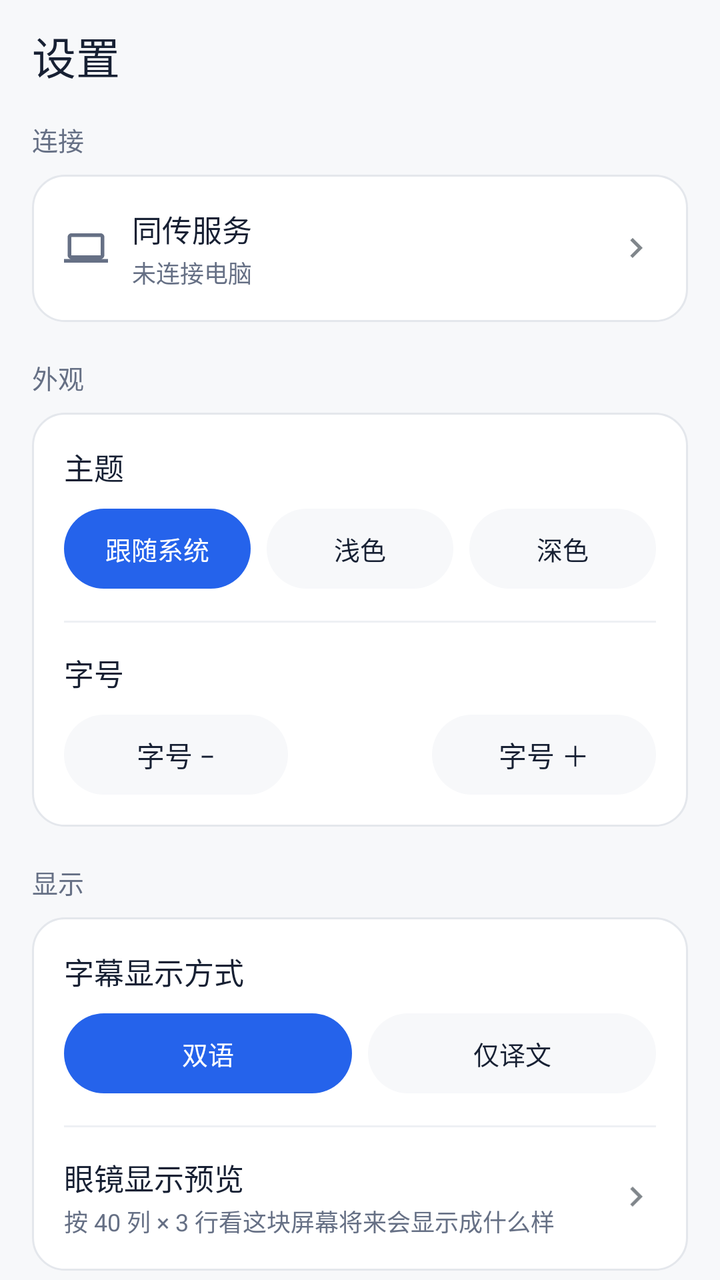
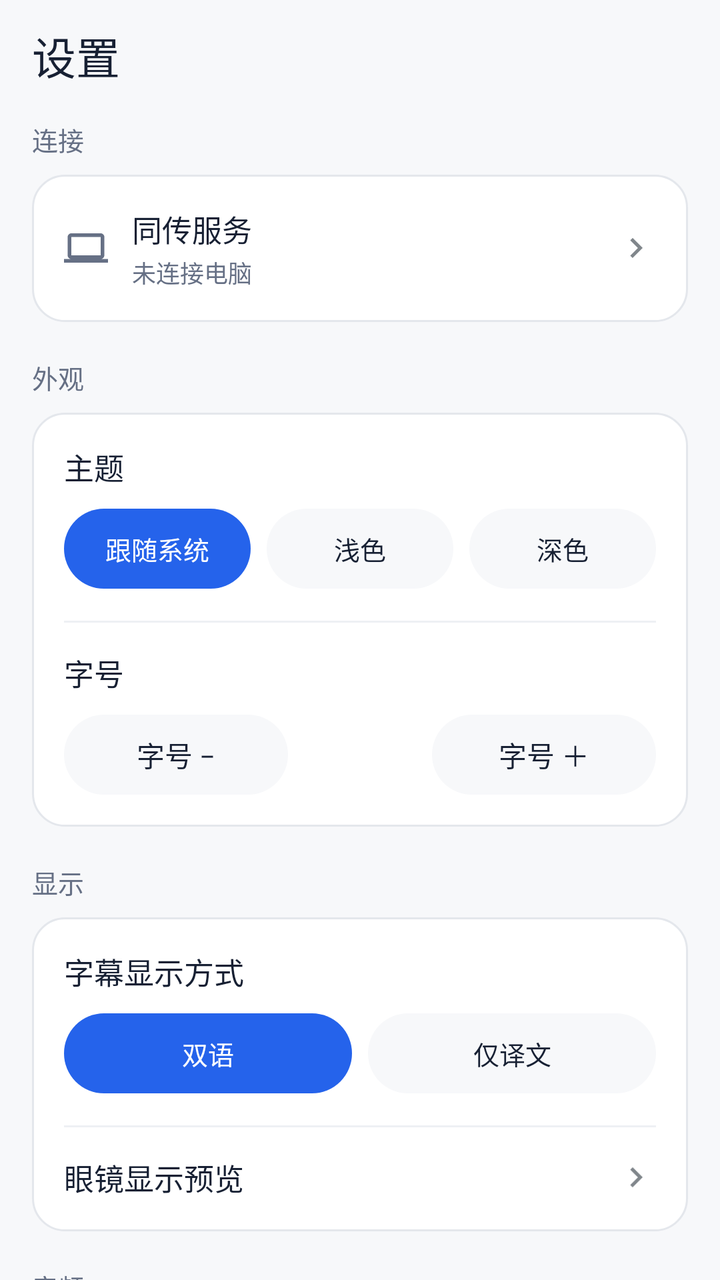

The first picture is an Android layout as it rendered before a commit; the second is the same layout after the commit. The layout source and the unified diff follow.
<!-- AndroidManifest.xml: application theme AppTheme -->
<!-- res/layout/page_settings.xml -->
<?xml version="1.0" encoding="utf-8"?>
<LinearLayout xmlns:android="http://schemas.android.com/apk/res/android"
    android:layout_width="match_parent"
    android:layout_height="match_parent"
    android:background="@color/page"
    android:orientation="vertical">

    <LinearLayout
        android:layout_width="match_parent"
        android:layout_height="56dp"
        android:gravity="center_vertical"
        android:orientation="horizontal"
        android:paddingStart="16dp"
        android:paddingEnd="16dp">

        <TextView
            android:layout_width="0dp"
            android:layout_height="wrap_content"
            android:layout_weight="1"
            android:fontFamily="sans-serif-medium"
            android:text="@string/nav_settings"
            android:textColor="@color/ink"
            android:textSize="22sp" />
    </LinearLayout>

    <ScrollView
        android:layout_width="match_parent"
        android:layout_height="0dp"
        android:layout_weight="1"
        android:clipToPadding="false"
        android:paddingStart="16dp"
        android:paddingEnd="16dp"
        android:paddingBottom="20dp"
        android:scrollbars="none">

        <LinearLayout
            android:layout_width="match_parent"
            android:layout_height="wrap_content"
            android:orientation="vertical">

            
            <TextView
                android:layout_width="match_parent"
                android:layout_height="wrap_content"
                android:layout_marginTop="4dp"
                android:layout_marginBottom="8dp"
                android:fontFamily="sans-serif-medium"
                android:text="@string/settings_connection"
                android:textColor="@color/ink_soft"
                android:textSize="13sp" />

            <LinearLayout
                android:id="@+id/settingsConnectRow"
                android:layout_width="match_parent"
                android:layout_height="wrap_content"
                android:background="@drawable/tap_card"
                android:clickable="true"
                android:focusable="true"
                android:gravity="center_vertical"
                android:orientation="horizontal"
                android:padding="16dp">

                <ImageView
                    android:layout_width="22dp"
                    android:layout_height="22dp"
                    android:contentDescription="@string/settings_server"
                    android:src="@drawable/ic_computer" />

                <LinearLayout
                    android:layout_width="0dp"
                    android:layout_height="wrap_content"
                    android:layout_marginStart="12dp"
                    android:layout_weight="1"
                    android:orientation="vertical">

                    <TextView
                        android:layout_width="match_parent"
                        android:layout_height="wrap_content"
                        android:text="@string/settings_server"
                        android:textColor="@color/ink"
                        android:textSize="15sp" />

                    <TextView
                        android:id="@+id/settingsServerState"
                        android:layout_width="match_parent"
                        android:layout_height="wrap_content"
                        android:layout_marginTop="2dp"
                        android:text="@string/not_connected"
                        android:textColor="@color/ink_soft"
                        android:textSize="12sp" />
                </LinearLayout>

                <ImageView
                    android:layout_width="20dp"
                    android:layout_height="20dp"
                    android:contentDescription="@string/connect_computer"
                    android:rotation="270"
                    android:src="@drawable/ic_chevron" />
            </LinearLayout>

            
            <TextView
                android:layout_width="match_parent"
                android:layout_height="wrap_content"
                android:layout_marginTop="18dp"
                android:layout_marginBottom="8dp"
                android:fontFamily="sans-serif-medium"
                android:text="@string/settings_appearance"
                android:textColor="@color/ink_soft"
                android:textSize="13sp" />

            <LinearLayout
                android:layout_width="match_parent"
                android:layout_height="wrap_content"
                android:background="@drawable/bg_card"
                android:orientation="vertical"
                android:padding="16dp">

                <TextView
                    android:layout_width="match_parent"
                    android:layout_height="wrap_content"
                    android:text="@string/settings_theme"
                    android:textColor="@color/ink"
                    android:textSize="15sp" />

                
                <LinearLayout
                    android:id="@+id/themeGroup"
                    android:layout_width="match_parent"
                    android:layout_height="wrap_content"
                    android:layout_marginTop="10dp"
                    android:orientation="horizontal">

                    <TextView
                        android:id="@+id/themeSystem"
                        android:layout_width="0dp"
                        android:layout_height="40dp"
                        android:layout_weight="1"
                        android:background="@drawable/tap_pill_active"
                        android:clickable="true"
                        android:focusable="true"
                        android:fontFamily="sans-serif-medium"
                        android:gravity="center"
                        android:text="@string/theme_system"
                        android:textColor="@color/on_brand"
                        android:textSize="13sp" />

                    <TextView
                        android:id="@+id/themeLight"
                        android:layout_width="0dp"
                        android:layout_height="40dp"
                        android:layout_marginStart="8dp"
                        android:layout_weight="1"
                        android:background="@drawable/tap_pill"
                        android:clickable="true"
                        android:focusable="true"
                        android:fontFamily="sans-serif-medium"
                        android:gravity="center"
                        android:text="@string/theme_light"
                        android:textColor="@color/ink"
                        android:textSize="13sp" />

                    <TextView
                        android:id="@+id/themeDark"
                        android:layout_width="0dp"
                        android:layout_height="40dp"
                        android:layout_marginStart="8dp"
                        android:layout_weight="1"
                        android:background="@drawable/tap_pill"
                        android:clickable="true"
                        android:focusable="true"
                        android:fontFamily="sans-serif-medium"
                        android:gravity="center"
                        android:text="@string/theme_dark"
                        android:textColor="@color/ink"
                        android:textSize="13sp" />
                </LinearLayout>

                <View
                    android:layout_width="match_parent"
                    android:layout_height="1dp"
                    android:layout_marginTop="16dp"
                    android:background="@drawable/divider" />

                <TextView
                    android:layout_width="match_parent"
                    android:layout_height="wrap_content"
                    android:layout_marginTop="14dp"
                    android:text="@string/settings_font_size"
                    android:textColor="@color/ink"
                    android:textSize="15sp" />

                <LinearLayout
                    android:layout_width="match_parent"
                    android:layout_height="wrap_content"
                    android:layout_marginTop="10dp"
                    android:gravity="center_vertical"
                    android:orientation="horizontal">

                    <TextView
                        android:id="@+id/fontDown"
                        android:layout_width="0dp"
                        android:layout_height="40dp"
                        android:layout_weight="1"
                        android:background="@drawable/tap_pill"
                        android:clickable="true"
                        android:focusable="true"
                        android:gravity="center"
                        android:text="@string/font_smaller"
                        android:textColor="@color/ink"
                        android:textSize="14sp" />

                    <TextView
                        android:id="@+id/fontValue"
                        android:layout_width="wrap_content"
                        android:layout_height="wrap_content"
                        android:layout_marginStart="12dp"
                        android:layout_marginEnd="12dp"
                        android:fontFamily="sans-serif-medium"
                        android:minWidth="48dp"
                        android:gravity="center"
                        android:textColor="@color/ink_soft"
                        android:textSize="13sp" />

                    <TextView
                        android:id="@+id/fontUp"
                        android:layout_width="0dp"
                        android:layout_height="40dp"
                        android:layout_weight="1"
                        android:background="@drawable/tap_pill"
                        android:clickable="true"
                        android:focusable="true"
                        android:gravity="center"
                        android:text="@string/font_larger"
                        android:textColor="@color/ink"
                        android:textSize="14sp" />
                </LinearLayout>
            </LinearLayout>

            
            <TextView
                android:layout_width="match_parent"
                android:layout_height="wrap_content"
                android:layout_marginTop="18dp"
                android:layout_marginBottom="8dp"
                android:fontFamily="sans-serif-medium"
                android:text="@string/settings_display"
                android:textColor="@color/ink_soft"
                android:textSize="13sp" />

            <LinearLayout
                android:layout_width="match_parent"
                android:layout_height="wrap_content"
                android:background="@drawable/bg_card"
                android:orientation="vertical"
                android:padding="16dp">

                <TextView
                    android:layout_width="match_parent"
                    android:layout_height="wrap_content"
                    android:text="@string/settings_default_mode"
                    android:textColor="@color/ink"
                    android:textSize="15sp" />

                <LinearLayout
                    android:layout_width="match_parent"
                    android:layout_height="wrap_content"
                    android:layout_marginTop="10dp"
                    android:orientation="horizontal">

                    <TextView
                        android:id="@+id/modeBilingual"
                        android:layout_width="0dp"
                        android:layout_height="40dp"
                        android:layout_weight="1"
                        android:background="@drawable/tap_pill_active"
                        android:clickable="true"
                        android:focusable="true"
                        android:fontFamily="sans-serif-medium"
                        android:gravity="center"
                        android:text="@string/mode_bilingual"
                        android:textColor="@color/on_brand"
                        android:textSize="13sp" />

                    <TextView
                        android:id="@+id/modeTargetOnly"
                        android:layout_width="0dp"
                        android:layout_height="40dp"
                        android:layout_marginStart="8dp"
                        android:layout_weight="1"
                        android:background="@drawable/tap_pill"
                        android:clickable="true"
                        android:focusable="true"
                        android:fontFamily="sans-serif-medium"
                        android:gravity="center"
                        android:text="@string/mode_translation_only"
                        android:textColor="@color/ink"
                        android:textSize="13sp" />
                </LinearLayout>

                <View
                    android:layout_width="match_parent"
                    android:layout_height="1dp"
                    android:layout_marginTop="16dp"
                    android:background="@drawable/divider" />

                <LinearLayout
                    android:id="@+id/settingsGlassesRow"
                    android:layout_width="match_parent"
                    android:layout_height="wrap_content"
                    android:layout_marginTop="14dp"
                    android:clickable="true"
                    android:focusable="true"
                    android:gravity="center_vertical"
                    android:orientation="horizontal">

                    <LinearLayout
                        android:layout_width="0dp"
                        android:layout_height="wrap_content"
                        android:layout_weight="1"
                        android:orientation="vertical">

                        <TextView
                            android:layout_width="match_parent"
                            android:layout_height="wrap_content"
                            android:text="@string/settings_glasses_preview"
                            android:textColor="@color/ink"
                            android:textSize="15sp" />

                        <TextView
                            android:layout_width="match_parent"
                            android:layout_height="wrap_content"
                            android:layout_marginTop="2dp"
                            android:text="@string/settings_glasses_preview_hint"
                            android:textColor="@color/ink_soft"
                            android:textSize="12sp" />
                    </LinearLayout>

                    <ImageView
                        android:layout_width="20dp"
                        android:layout_height="20dp"
                        android:contentDescription="@string/settings_glasses_preview"
                        android:rotation="270"
                        android:src="@drawable/ic_chevron" />
                </LinearLayout>
            </LinearLayout>

            
            <TextView
                android:layout_width="match_parent"
                android:layout_height="wrap_content"
                android:layout_marginTop="18dp"
                android:layout_marginBottom="8dp"
                android:fontFamily="sans-serif-medium"
                android:text="@string/settings_audio"
                android:textColor="@color/ink_soft"
                android:textSize="13sp" />

            <LinearLayout
                android:id="@+id/settingsOutputRow"
                android:layout_width="match_parent"
                android:layout_height="wrap_content"
                android:background="@drawable/tap_card"
                android:clickable="true"
                android:focusable="true"
                android:gravity="center_vertical"
                android:orientation="horizontal"
                android:padding="16dp">

                <ImageView
                    android:layout_width="22dp"
                    android:layout_height="22dp"
                    android:contentDescription="@string/settings_output"
                    android:src="@drawable/ic_speaker" />

                <LinearLayout
                    android:layout_width="0dp"
                    android:layout_height="wrap_content"
                    android:layout_marginStart="12dp"
                    android:layout_weight="1"
                    android:orientation="vertical">

                    <TextView
                        android:layout_width="match_parent"
                        android:layout_height="wrap_content"
                        android:text="@string/settings_output"
                        android:textColor="@color/ink"
                        android:textSize="15sp" />

                    <TextView
                        android:id="@+id/settingsOutputState"
                        android:layout_width="match_parent"
                        android:layout_height="wrap_content"
                        android:layout_marginTop="2dp"
                        android:text="@string/output_subtitle_only"
                        android:textColor="@color/ink_soft"
                        android:textSize="12sp" />
                </LinearLayout>

                <ImageView
                    android:layout_width="20dp"
                    android:layout_height="20dp"
                    android:contentDescription="@string/change_connection"
                    android:rotation="270"
                    android:src="@drawable/ic_chevron" />
            </LinearLayout>

            
            <TextView
                android:layout_width="match_parent"
                android:layout_height="wrap_content"
                android:layout_marginTop="18dp"
                android:layout_marginBottom="8dp"
                android:fontFamily="sans-serif-medium"
                android:text="@string/settings_account"
                android:textColor="@color/ink_soft"
                android:textSize="13sp" />

            <LinearLayout
                android:id="@+id/settingsAccountRow"
                android:layout_width="match_parent"
                android:layout_height="wrap_content"
                android:background="@drawable/tap_card"
                android:clickable="true"
                android:focusable="true"
                android:gravity="center_vertical"
                android:orientation="horizontal"
                android:padding="16dp">

                <LinearLayout
                    android:layout_width="0dp"
                    android:layout_height="wrap_content"
                    android:layout_weight="1"
                    android:orientation="vertical">

                    <TextView
                        android:layout_width="match_parent"
                        android:layout_height="wrap_content"
                        android:text="@string/settings_account_title"
                        android:textColor="@color/ink"
                        android:textSize="15sp" />

                    <TextView
                        android:id="@+id/settingsAccountState"
                        android:layout_width="match_parent"
                        android:layout_height="wrap_content"
                        android:layout_marginTop="2dp"
                        android:text="@string/settings_account_none"
                        android:textColor="@color/ink_soft"
                        android:textSize="12sp" />
                </LinearLayout>

                <ImageView
                    android:layout_width="20dp"
                    android:layout_height="20dp"
                    android:contentDescription="@string/settings_account_title"
                    android:rotation="270"
                    android:src="@drawable/ic_chevron" />
            </LinearLayout>

            
            <TextView
                android:layout_width="match_parent"
                android:layout_height="wrap_content"
                android:layout_marginTop="18dp"
                android:layout_marginBottom="8dp"
                android:fontFamily="sans-serif-medium"
                android:text="@string/settings_proofread_section"
                android:textColor="@color/ink_soft"
                android:textSize="13sp" />

            <LinearLayout
                android:id="@+id/settingsProofreadRow"
                android:layout_width="match_parent"
                android:layout_height="wrap_content"
                android:background="@drawable/tap_card"
                android:clickable="true"
                android:focusable="true"
                android:gravity="center_vertical"
                android:orientation="horizontal"
                android:padding="16dp">

                <LinearLayout
                    android:layout_width="0dp"
                    android:layout_height="wrap_content"
                    android:layout_weight="1"
                    android:orientation="vertical">

                    <TextView
                        android:layout_width="match_parent"
                        android:layout_height="wrap_content"
                        android:text="@string/settings_proofread_title"
                        android:textColor="@color/ink"
                        android:textSize="15sp" />

                    <TextView
                        android:id="@+id/settingsProofreadState"
                        android:layout_width="match_parent"
                        android:layout_height="wrap_content"
                        android:layout_marginTop="2dp"
                        android:text="@string/settings_proofread_on"
                        android:textColor="@color/ink_soft"
                        android:textSize="12sp" />
                </LinearLayout>

                <Switch
                    android:id="@+id/settingsProofreadSwitch"
                    android:layout_width="wrap_content"
                    android:layout_height="wrap_content"
                    android:clickable="false"
                    android:focusable="false" />
            </LinearLayout>

            
            <TextView
                android:layout_width="match_parent"
                android:layout_height="wrap_content"
                android:layout_marginTop="18dp"
                android:layout_marginBottom="8dp"
                android:fontFamily="sans-serif-medium"
                android:text="@string/settings_developer"
                android:textColor="@color/ink_soft"
                android:textSize="13sp" />

            <LinearLayout
                android:id="@+id/developerRow"
                android:layout_width="match_parent"
                android:layout_height="wrap_content"
                android:background="@drawable/tap_card"
                android:clickable="true"
                android:focusable="true"
                android:gravity="center_vertical"
                android:orientation="horizontal"
                android:paddingStart="16dp"
                android:paddingTop="12dp"
                android:paddingEnd="12dp"
                android:paddingBottom="12dp">

                <LinearLayout
                    android:layout_width="0dp"
                    android:layout_height="wrap_content"
                    android:layout_weight="1"
                    android:orientation="vertical">

                    <TextView
                        android:layout_width="match_parent"
                        android:layout_height="wrap_content"
                        android:text="@string/settings_developer_mode"
                        android:textColor="@color/ink"
                        android:textSize="15sp" />

                    <TextView
                        android:layout_width="match_parent"
                        android:layout_height="wrap_content"
                        android:layout_marginTop="2dp"
                        android:text="@string/settings_developer_hint"
                        android:textColor="@color/ink_soft"
                        android:textSize="12sp" />
                </LinearLayout>

                <Switch
                    android:id="@+id/developerSwitch"
                    android:layout_width="wrap_content"
                    android:layout_height="48dp"
                    android:contentDescription="@string/settings_developer_mode" />
            </LinearLayout>

            

            
            <TextView
                android:id="@+id/experimentsHeader"
                android:layout_width="match_parent"
                android:layout_height="wrap_content"
                android:layout_marginTop="18dp"
                android:layout_marginBottom="8dp"
                android:fontFamily="sans-serif-medium"
                android:text="@string/settings_experiments"
                android:textColor="@color/ink_soft"
                android:textSize="13sp"
                android:visibility="gone" />

            <LinearLayout
                android:id="@+id/settingsTypeRow"
                android:layout_width="match_parent"
                android:layout_height="wrap_content"
                android:background="@drawable/tap_card"
                android:clickable="true"
                android:focusable="true"
                android:orientation="vertical"
                android:padding="16dp"
                android:visibility="gone">

                <TextView
                    android:layout_width="match_parent"
                    android:layout_height="wrap_content"
                    android:text="@string/settings_type_text"
                    android:textColor="@color/ink"
                    android:textSize="15sp" />

                <TextView
                    android:layout_width="match_parent"
                    android:layout_height="wrap_content"
                    android:layout_marginTop="2dp"
                    android:text="@string/settings_type_text_hint"
                    android:textColor="@color/ink_soft"
                    android:textSize="12sp" />
            </LinearLayout>

            
            <TextView
                android:id="@+id/diagnosticsHeader"
                android:layout_width="match_parent"
                android:layout_height="wrap_content"
                android:layout_marginTop="18dp"
                android:layout_marginBottom="8dp"
                android:fontFamily="sans-serif-medium"
                android:text="@string/settings_diagnostics"
                android:textColor="@color/ink_soft"
                android:textSize="13sp"
                android:visibility="gone" />

            <LinearLayout
                android:id="@+id/diagnosticsCard"
                android:layout_width="match_parent"
                android:layout_height="wrap_content"
                android:background="@drawable/bg_card"
                android:orientation="vertical"
                android:padding="16dp"
                android:visibility="gone">

                <TextView
                    android:id="@+id/diagnosticsText"
                    android:layout_width="match_parent"
                    android:layout_height="wrap_content"
                    android:lineSpacingExtra="2dp"
                    android:textColor="@color/ink_soft"
                    android:textSize="12sp" />
            </LinearLayout>
        </LinearLayout>
    </ScrollView>
</LinearLayout>
<!-- resources referenced by this layout -->
<resources>
  <color name="ink">#172033</color>
  <color name="ink_soft">#667085</color>
  <color name="on_brand">#FFFFFF</color>
  <color name="page">#F7F8FA</color>
  <!-- drawable divider (drawable) -->
  <?xml version="1.0" encoding="utf-8"?>
  <shape xmlns:android="http://schemas.android.com/apk/res/android" android:shape="rectangle">
      <solid android:color="@color/line_soft" />
  </shape>
  <!-- drawable tap_card (drawable) -->
  <?xml version="1.0" encoding="utf-8"?>
  <ripple xmlns:android="http://schemas.android.com/apk/res/android"
      android:color="@color/ripple_light">
      <item android:drawable="@drawable/bg_card" />
  </ripple>
  <!-- drawable tap_pill (drawable) -->
  <?xml version="1.0" encoding="utf-8"?>
  <ripple xmlns:android="http://schemas.android.com/apk/res/android"
      android:color="@color/ripple_light">
      <item android:drawable="@drawable/bg_pill" />
  </ripple>
  <!-- drawable tap_pill_active (drawable) -->
  <?xml version="1.0" encoding="utf-8"?>
  <ripple xmlns:android="http://schemas.android.com/apk/res/android"
      android:color="@color/ripple_dark">
      <item android:drawable="@drawable/bg_pill_active" />
  </ripple>
  <string name="change_connection">更换连接</string>
  <string name="connect_computer">连接电脑</string>
  <string name="font_larger">字号 ＋</string>
  <string name="font_smaller">字号 −</string>
  <string name="mode_bilingual">双语</string>
  <string name="mode_translation_only">仅译文</string>
  <string name="nav_settings">设置</string>
  <string name="not_connected">未连接电脑</string>
  <string name="output_subtitle_only">仅字幕</string>
  <string name="settings_account">账户</string>
  <string name="settings_account_none">还没登录 —— 登录后才能读写自己的热词表</string>
  <string name="settings_account_title">账户（热词表用）</string>
  <string name="settings_appearance">外观</string>
  <string name="settings_audio">音频</string>
  <string name="settings_connection">连接</string>
  <string name="settings_default_mode">字幕显示方式</string>
  <string name="settings_developer">开发者</string>
  <string name="settings_developer_hint">打开后显示实验与诊断选项</string>
  <string name="settings_developer_mode">开发者模式</string>
  <string name="settings_diagnostics">诊断</string>
  <string name="settings_display">显示</string>
  <string name="settings_experiments">实验</string>
  <string name="settings_font_size">字号</string>
  <string name="settings_glasses_preview">眼镜显示预览</string>
  <string name="settings_glasses_preview_hint">按 40 列 × 3 行看这块屏幕将来会显示成什么样</string>
  <string name="settings_output">音频输出</string>
  <string name="settings_proofread_on">开：字幕先上屏，空闲时再回头改这一句（每句可能多一次模型调用）</string>
  <string name="settings_proofread_section">校对（第二遍）</string>
  <string name="settings_proofread_title">回头改错</string>
  <string name="settings_server">同传服务</string>
  <string name="settings_theme">主题</string>
  <string name="settings_type_text">手输一句话（不经过语音识别）</string>
  <string name="settings_type_text_hint">把链路验证和语音识别解耦：语音坏了也能确认后面是好的</string>
  <string name="theme_dark">深色</string>
  <string name="theme_light">浅色</string>
  <string name="theme_system">跟随系统</string>
  <color name="surface">#FFFFFF</color>
  <color name="line">#E4E7EC</color>
  <color name="line_soft">#EEF0F4</color>
  <color name="ripple_light">#14000000</color>
  <!-- drawable bg_pill (drawable) -->
  <?xml version="1.0" encoding="utf-8"?>
  <shape xmlns:android="http://schemas.android.com/apk/res/android" android:shape="rectangle">
      <solid android:color="@color/page" />
      <corners android:radius="22dp" />
  </shape>
  <color name="ripple_dark">#33FFFFFF</color>
  <!-- drawable bg_pill_active (drawable) -->
  <?xml version="1.0" encoding="utf-8"?>
  <shape xmlns:android="http://schemas.android.com/apk/res/android" android:shape="rectangle">
      <solid android:color="@color/brand" />
      <corners android:radius="22dp" />
  </shape>
  <color name="brand">#2563EB</color>
  <!-- unchanged entries left out for length: 5 -->
</resources>

<!-- the commit's change to res/layout/page_settings.xml (unified diff, before → after) -->
@@ -327,13 +327,6 @@
                             android:textColor="@color/ink"
                             android:textSize="15sp" />
 
-                        <TextView
-                            android:layout_width="match_parent"
-                            android:layout_height="wrap_content"
-                            android:layout_marginTop="2dp"
-                            android:text="@string/settings_glasses_preview_hint"
-                            android:textColor="@color/ink_soft"
-                            android:textSize="12sp" />
                     </LinearLayout>
 
                     <ImageView
<!-- resource entries referenced after the edit -->
@@ -37,8 +37,8 @@
   <string name="not_connected">未连接电脑</string>
   <string name="output_subtitle_only">仅字幕</string>
   <string name="settings_account">账户</string>
-  <string name="settings_account_none">还没登录 —— 登录后才能读写自己的热词表</string>
-  <string name="settings_account_title">账户（热词表用）</string>
+  <string name="settings_account_none">未登录</string>
+  <string name="settings_account_title">账户</string>
   <string name="settings_appearance">外观</string>
   <string name="settings_audio">音频</string>
   <string name="settings_connection">连接</string>
@@ -51,14 +51,13 @@
   <string name="settings_experiments">实验</string>
   <string name="settings_font_size">字号</string>
   <string name="settings_glasses_preview">眼镜显示预览</string>
-  <string name="settings_glasses_preview_hint">按 40 列 × 3 行看这块屏幕将来会显示成什么样</string>
   <string name="settings_output">音频输出</string>
-  <string name="settings_proofread_on">开：字幕先上屏，空闲时再回头改这一句（每句可能多一次模型调用）</string>
-  <string name="settings_proofread_section">校对（第二遍）</string>
-  <string name="settings_proofread_title">回头改错</string>
+  <string name="settings_proofread_on">开</string>
+  <string name="settings_proofread_section">校对</string>
+  <string name="settings_proofread_title">自动校对</string>
   <string name="settings_server">同传服务</string>
   <string name="settings_theme">主题</string>
-  <string name="settings_type_text">手输一句话（不经过语音识别）</string>
+  <string name="settings_type_text">手动输入</string>
   <string name="settings_type_text_hint">把链路验证和语音识别解耦：语音坏了也能确认后面是好的</string>
   <string name="theme_dark">深色</string>
   <string name="theme_light">浅色</string>
